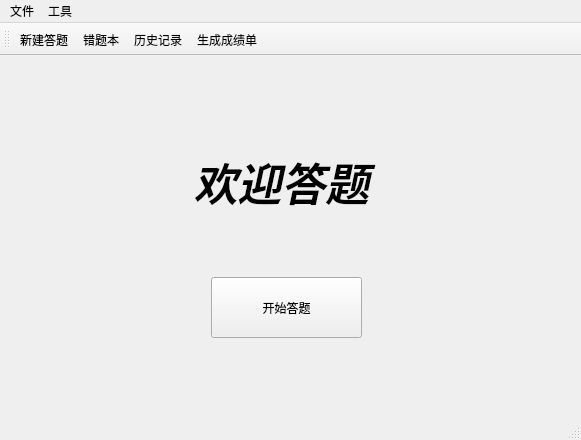
Old version of the form homework_2/arithmetic_generation_tool_ui/mainwindow.ui in the repository Roarcannotprogramming/homework_2.
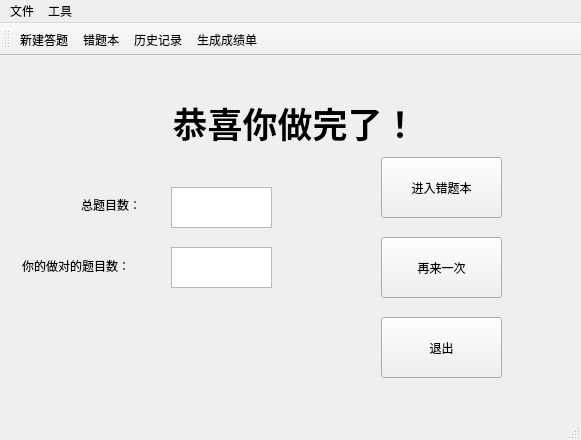
New version of the form. The open tabs and pages were chosen to show the change.

Diff of the .ui file:
```diff
--- a/homework_2/arithmetic_generation_tool_ui/mainwindow.ui
+++ b/homework_2/arithmetic_generation_tool_ui/mainwindow.ui
@@ -32,6 +32,106 @@
       <property name="currentIndex">
        <number>0</number>
       </property>
+      <widget class="QWidget" name="page_3">
+       <widget class="QLabel" name="label_4">
+        <property name="geometry">
+         <rect>
+          <x>130</x>
+          <y>30</y>
+          <width>308</width>
+          <height>49</height>
+         </rect>
+        </property>
+        <property name="text">
+         <string>&lt;html&gt;&lt;head/&gt;&lt;body&gt;&lt;p align=&quot;center&quot;&gt;&lt;span style=&quot; font-size:26pt; font-weight:600;&quot;&gt;恭喜你做完了！&lt;/span&gt;&lt;/p&gt;&lt;/body&gt;&lt;/html&gt;</string>
+        </property>
+       </widget>
+       <widget class="QLabel" name="label_5">
+        <property name="geometry">
+         <rect>
+          <x>11</x>
+          <y>191</y>
+          <width>135</width>
+          <height>16</height>
+         </rect>
+        </property>
+        <property name="text">
+         <string>你的做对的题目数：</string>
+        </property>
+       </widget>
+       <widget class="QTextBrowser" name="textBrowser_2">
+        <property name="geometry">
+         <rect>
+          <x>160</x>
+          <y>180</y>
+          <width>101</width>
+          <height>41</height>
+         </rect>
+        </property>
+       </widget>
+       <widget class="QLabel" name="label_6">
+        <property name="geometry">
+         <rect>
+          <x>70</x>
+          <y>130</y>
+          <width>75</width>
+          <height>16</height>
+         </rect>
+        </property>
+        <property name="text">
+         <string>总题目数：</string>
+        </property>
+       </widget>
+       <widget class="QTextBrowser" name="textBrowser_3">
+        <property name="geometry">
+         <rect>
+          <x>160</x>
+          <y>120</y>
+          <width>101</width>
+          <height>41</height>
+         </rect>
+        </property>
+       </widget>
+       <widget class="QPushButton" name="pushButton_3">
+        <property name="geometry">
+         <rect>
+          <x>370</x>
+          <y>90</y>
+          <width>121</width>
+          <height>61</height>
+         </rect>
+        </property>
+        <property name="text">
+         <string>进入错题本</string>
+        </property>
+       </widget>
+       <widget class="QPushButton" name="pushButton_4">
+        <property name="geometry">
+         <rect>
+          <x>370</x>
+          <y>170</y>
+          <width>121</width>
+          <height>61</height>
+         </rect>
+        </property>
+        <property name="text">
+         <string>再来一次</string>
+        </property>
+       </widget>
+       <widget class="QPushButton" name="pushButton_5">
+        <property name="geometry">
+         <rect>
+          <x>370</x>
+          <y>250</y>
+          <width>121</width>
+          <height>61</height>
+         </rect>
+        </property>
+        <property name="text">
+         <string>退出</string>
+        </property>
+       </widget>
+      </widget>
       <widget class="QWidget" name="page">
        <widget class="QLabel" name="label">
         <property name="geometry">
@@ -49,8 +149,8 @@
        <widget class="QPushButton" name="pushButton">
         <property name="geometry">
          <rect>
-          <x>200</x>
-          <y>210</y>
+          <x>350</x>
+          <y>220</y>
           <width>151</width>
           <height>61</height>
          </rect>
```
Left out of the diff: 71 changed lines with no effect on the pictures.
